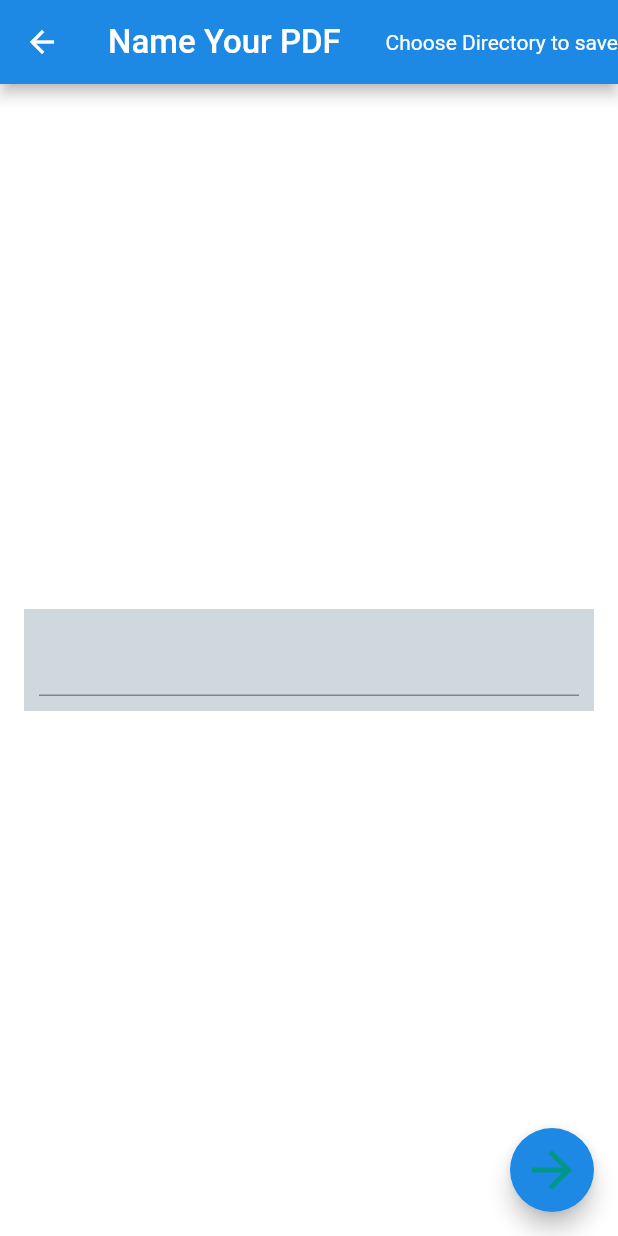
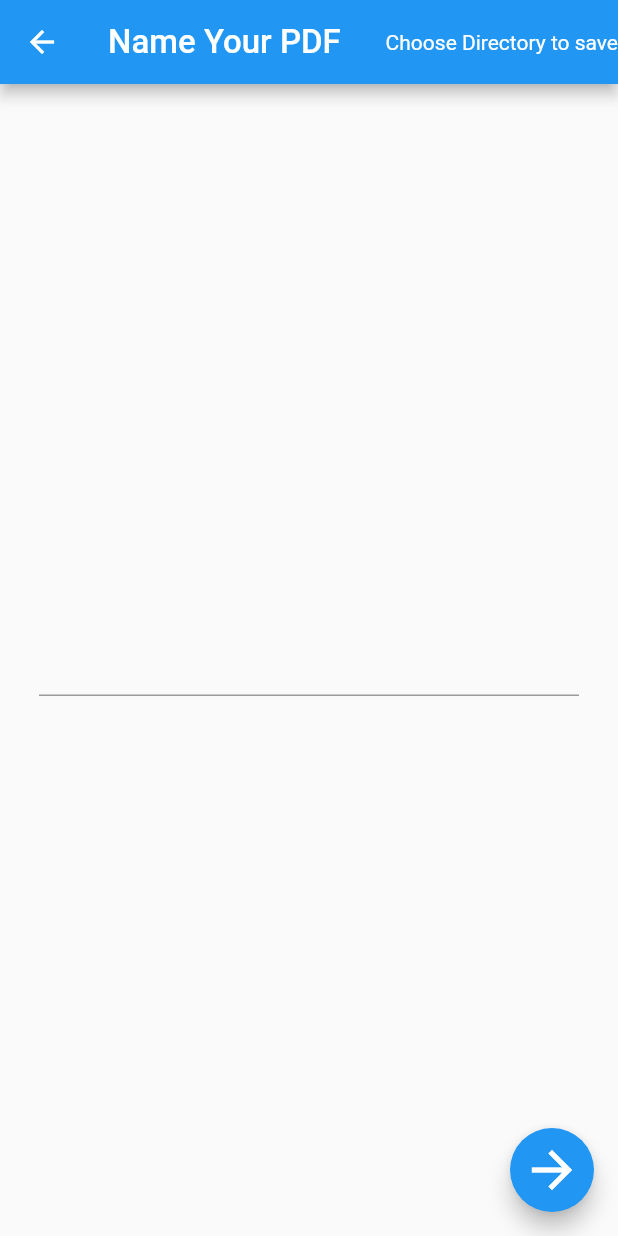
Before and after one commit to smaranjitghose/DocLense, a Flutter app: the PDFConversion screen opened directly with empty values, on a phone screen of 412 x 824 dp. Run offline on Flutter 3.47's test engine with Material 2 defaults, Android fonts, the phone set to English and light mode, and no system bars; our stand-ins replace animated_splash_screen, image_cropper, image_picker, open_file, pdf, rating_dialog and 2 more; missing offline and left inert: flutter_full_pdf_viewer, folder_picker, pdf_viewer_plugin, permission, photofilters, quick_actions; accounts and stored records are empty.

Commit message:
Updated PDFConverion.dart with both the themes

```diff
--- a/lib/PDFConversion.dart
+++ b/lib/PDFConversion.dart
@@ -81,12 +81,12 @@ class _PDFConversion extends State<PDFConversion> {
   @override
   Widget build(BuildContext context) {
     return Scaffold(
-      backgroundColor: Colors.white,
+      // backgroundColor: Colors.white,
       appBar: AppBar(
-        backgroundColor: Colors.blue[600],
+        // backgroundColor: Colors.blue[600],
         title: Text(
           'Name Your PDF',
-          style: TextStyle(color: Colors.white, fontSize: 22),
+          style: TextStyle(fontSize: 22),
         ),
         actions: [
           GestureDetector(
@@ -119,7 +119,7 @@ class _PDFConversion extends State<PDFConversion> {
         padding: const EdgeInsets.all(16.0),
         child: Center(
           child: Container(
-            color: Colors.blueGrey[100],
+            // color: Colors.blueGrey[100],
             child:
                 // The first text field is focused on as soon as the app starts.
                 Padding(
@@ -132,7 +132,7 @@ class _PDFConversion extends State<PDFConversion> {
         ),
       ),
       floatingActionButton: FloatingActionButton(
-        backgroundColor: Colors.blue[600],
+        // backgroundColor: Colors.blue[600],
         child: IconButton(
           iconSize: 40,
           onPressed: () {
@@ -146,10 +146,10 @@ class _PDFConversion extends State<PDFConversion> {
             // } else
             _pushSaved();
           },
-          color: Colors.blue[600],
+          // color: Colors.blue[600],
           icon: Icon(
             Icons.arrow_forward,
-            color: Colors.teal,
+            // color: Colors.teal,
           ),
         ),
       ),
```
